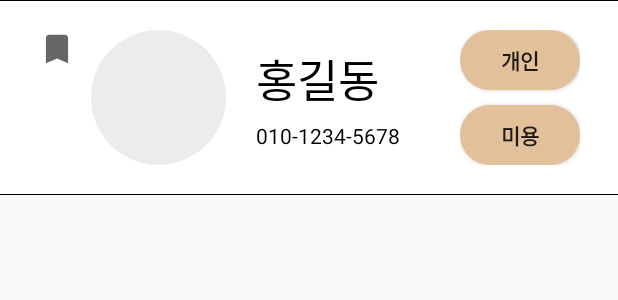
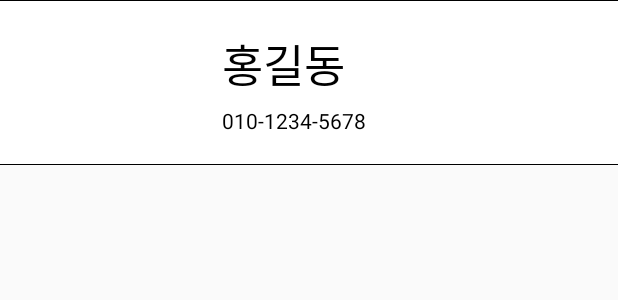
Before and after one commit to kangyeson/Sumtan, an Android app: the layout item_list_check.xml on its own in the app's theme, with its tools: preview values and no code run, on a phone screen of 412 x 824 dp. Shown: the top 300 px of the screen. Run offline under Robolectric (Android 15) with nearby library versions, the phone set to English and light mode, and no system bars.

Commit message:
Frag_check_shelter user의 정보 띄우기 하는중 commit

```diff
--- a/app/src/main/java/kr/hs/emirim/sumtan/user/Frag_search_user.java
+++ b/app/src/main/java/kr/hs/emirim/sumtan/user/Frag_search_user.java
@@ -47,7 +47,6 @@ public class Frag_search_user extends Fragment {
     private Button submission_Button;
     private FirestoreRecyclerAdapter adapter;
     private View view;
-    private View header;
 
     private FirebaseAuth mAuth;
     FirebaseFirestore db=null;
--- a/app/src/main/res/layout/item_list_check.xml
+++ b/app/src/main/res/layout/item_list_check.xml
@@ -18,21 +18,21 @@
             android:gravity="center_horizontal|center_vertical"
             >
 
-            <ImageView
-                android:id="@+id/book_mark"
-                android:layout_width="25dp"
-                android:layout_height="25dp"
-                android:background="@drawable/ic_baseline_bookmark_56"
-                android:layout_gravity="top"
-                />
+<!--            <ImageView-->
+<!--                android:id="@+id/book_mark"-->
+<!--                android:layout_width="25dp"-->
+<!--                android:layout_height="25dp"-->
+<!--                android:background="@drawable/ic_baseline_bookmark_56"-->
+<!--                android:layout_gravity="top"-->
+<!--                />-->
 
-            <ImageView
-                android:layout_marginLeft="10dp"
-                android:id="@+id/profile_img"
-                android:layout_width="90dp"
-                android:layout_height="90dp"
-                android:background="@drawable/input_radius_profile"
-                />
+<!--            <ImageView-->
+<!--                android:layout_marginLeft="10dp"-->
+<!--                android:id="@+id/profile_img"-->
+<!--                android:layout_width="90dp"-->
+<!--                android:layout_height="90dp"-->
+<!--                android:background="@drawable/input_radius_profile"-->
+<!--                />-->
 
             <LinearLayout
                 android:layout_width="wrap_content"
@@ -44,7 +44,7 @@
                 >
 
                 <TextView
-                    android:id="@+id/tv_name"
+                    android:id="@+id/userTitle"
                     android:layout_width="wrap_content"
                     android:layout_height="wrap_content"
                     android:text="홍길동"
@@ -52,7 +52,7 @@
                     android:textColor="#000000" />
 
                 <TextView
-                    android:id="@+id/tv_tele"
+                    android:id="@+id/userTele"
                     android:layout_width="wrap_content"
                     android:layout_height="wrap_content"
                     android:layout_marginTop="5dp"
@@ -60,32 +60,6 @@
                     android:textColor="#000000" />
 
             </LinearLayout>
-
-            <LinearLayout
-                android:layout_width="wrap_content"
-                android:layout_height="wrap_content"
-                android:orientation="vertical"
-                >
-
-                <Button
-                    android:layout_width="80dp"
-                    android:layout_height="40dp"
-                    android:background="@drawable/check_radius"
-                    android:text="개인"
-                    android:textStyle="bold"
-                    android:layout_marginBottom="10dp"
-                    />
-
-                <Button
-                    android:layout_width="80dp"
-                    android:layout_height="40dp"
-                    android:background="@drawable/check_radius"
-                    android:text="미용"
-                    android:textStyle="bold"
-                    />
-
-            </LinearLayout>
-
         </LinearLayout>
 
     </ScrollView>
```
Also changed, not shown: app/src/main/java/kr/hs/emirim/sumtan/shelter/Frag_check_shelter.java (+38 -0 lines).
